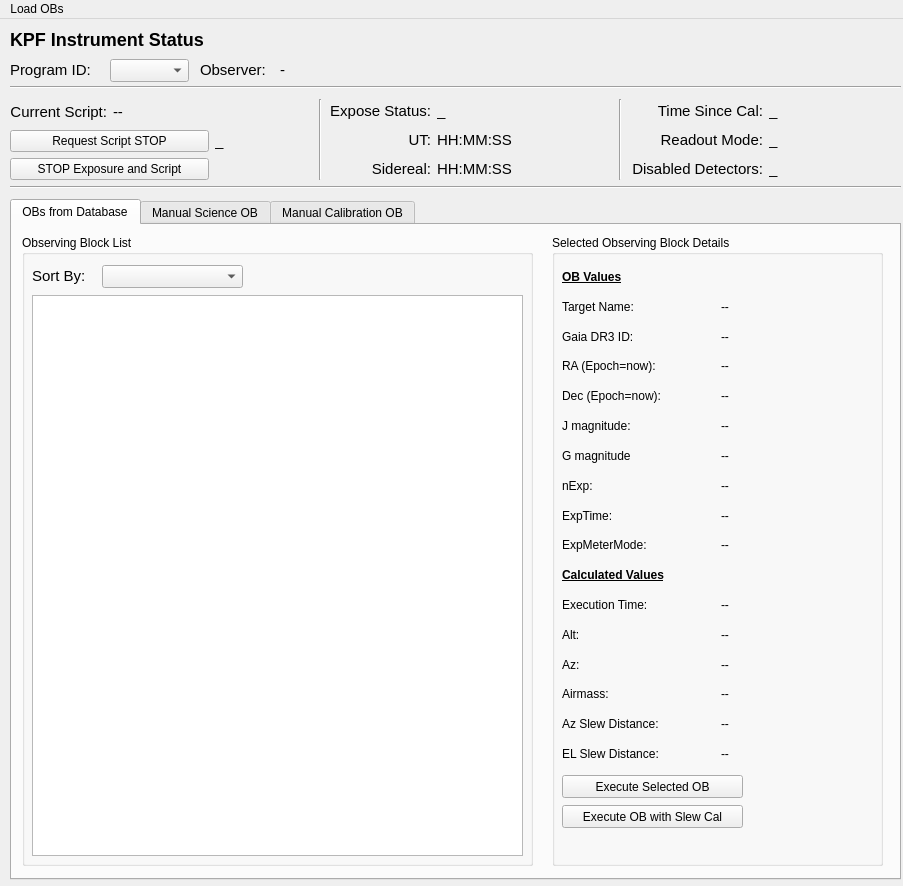
Qt form kpf/OB_GUI/KPF_OB_GUI.ui (KeckObservatory/KPFTranslator) before a commit.
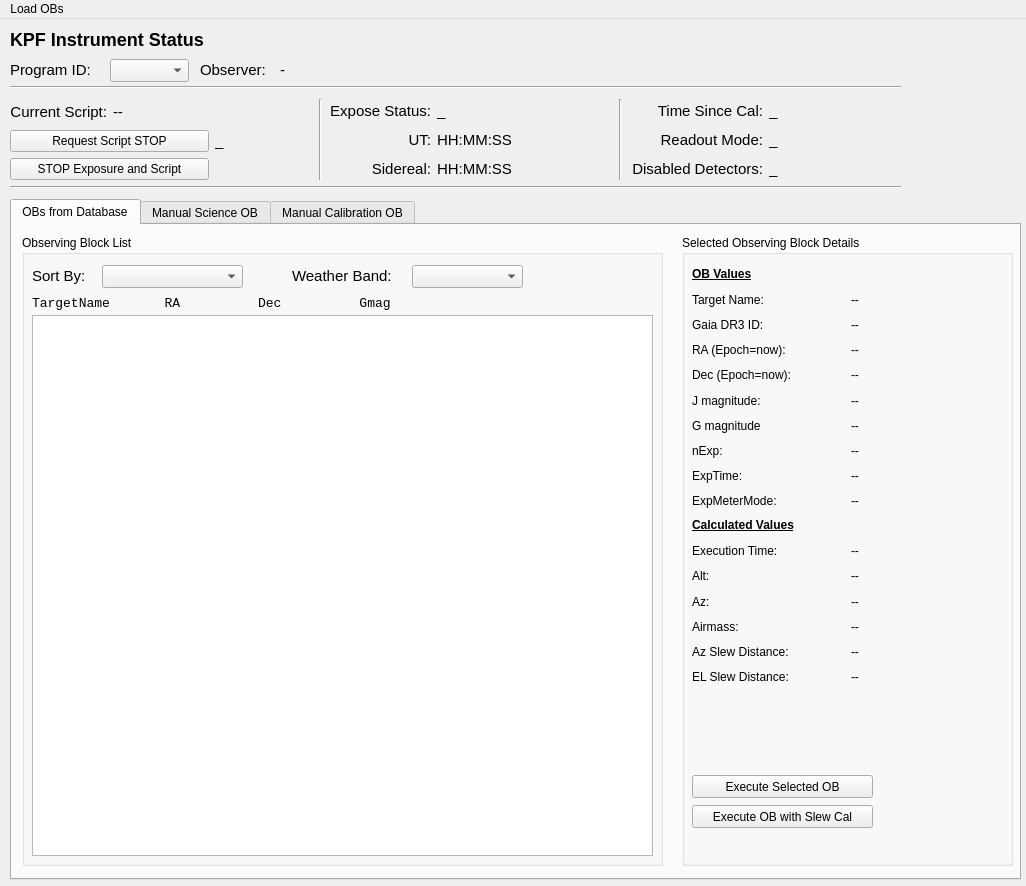
The same form after that commit.

Commit message: GUI work to incorporate KPF-CC style list

The edit to the form file:
```diff
--- a/kpf/OB_GUI/KPF_OB_GUI.ui
+++ b/kpf/OB_GUI/KPF_OB_GUI.ui
@@ -6,7 +6,7 @@
    <rect>
     <x>0</x>
     <y>0</y>
-    <width>903</width>
+    <width>1026</width>
     <height>886</height>
    </rect>
   </property>
@@ -364,7 +364,7 @@
      <rect>
       <x>10</x>
       <y>180</y>
-      <width>891</width>
+      <width>1011</width>
       <height>681</height>
      </rect>
     </property>
@@ -380,7 +380,7 @@
        <rect>
         <x>10</x>
         <y>10</y>
-        <width>511</width>
+        <width>641</width>
         <height>631</height>
        </rect>
       </property>
@@ -419,9 +419,9 @@
        <property name="geometry">
         <rect>
          <x>10</x>
-         <y>60</y>
-         <width>491</width>
-         <height>561</height>
+         <y>80</y>
+         <width>621</width>
+         <height>541</height>
         </rect>
        </property>
        <property name="font">
@@ -434,11 +434,58 @@
         <bool>true</bool>
        </property>
       </widget>
+      <widget class="QLabel" name="WeatherBandLabel">
+       <property name="geometry">
+        <rect>
+         <x>270</x>
+         <y>30</y>
+         <width>121</width>
+         <height>21</height>
+        </rect>
+       </property>
+       <property name="font">
+        <font>
+         <pointsize>11</pointsize>
+        </font>
+       </property>
+       <property name="text">
+        <string>Weather Band:</string>
+       </property>
+      </widget>
+      <widget class="QComboBox" name="WeatherBand">
+       <property name="geometry">
+        <rect>
+         <x>390</x>
+         <y>30</y>
+         <width>111</width>
+         <height>23</height>
+        </rect>
+       </property>
+      </widget>
+      <widget class="QLabel" name="OBListHeader">
+       <property name="geometry">
+        <rect>
+         <x>10</x>
+         <y>60</y>
+         <width>621</width>
+         <height>16</height>
+        </rect>
+       </property>
+       <property name="font">
+        <font>
+         <family>Monospace</family>
+         <pointsize>10</pointsize>
+        </font>
+       </property>
+       <property name="text">
+        <string>TargetName       RA          Dec          Gmag</string>
+       </property>
+      </widget>
      </widget>
      <widget class="QGroupBox" name="groupBox_2">
       <property name="geometry">
        <rect>
-        <x>540</x>
+        <x>670</x>
         <y>10</y>
         <width>331</width>
         <height>631</height>
@@ -453,7 +500,7 @@
          <x>10</x>
          <y>30</y>
          <width>311</width>
-         <height>501</height>
+         <height>421</height>
         </rect>
        </property>
        <layout class="QGridLayout" name="gridLayout_3">
@@ -1039,7 +1086,7 @@
     <rect>
      <x>0</x>
      <y>0</y>
-     <width>903</width>
+     <width>1026</width>
      <height>20</height>
     </rect>
    </property>
```
Left out of the diff: 4 changed lines with no effect on the pictures. The commit also changes 4 other files.
